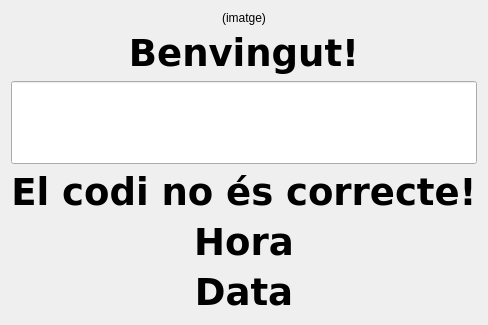
This is maindialog.ui in acidburn0zzz/personal-qt as Qt 5 draws it before an edit. The edited form follows.
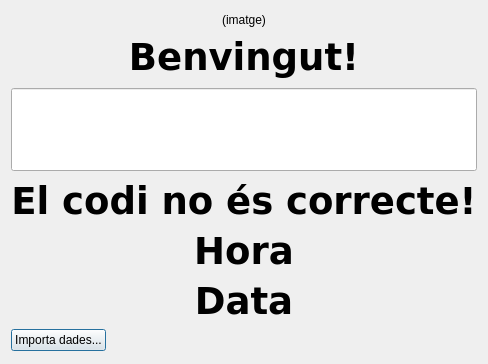
This is the edited form.

```diff
--- a/maindialog.ui
+++ b/maindialog.ui
@@ -6,8 +6,8 @@
    <rect>
     <x>0</x>
     <y>0</y>
-    <width>391</width>
-    <height>309</height>
+    <width>482</width>
+    <height>364</height>
    </rect>
   </property>
   <property name="windowTitle">
@@ -175,6 +175,19 @@
      </property>
     </widget>
    </item>
+   <item>
+    <widget class="QPushButton" name="importButton">
+     <property name="sizePolicy">
+      <sizepolicy hsizetype="Fixed" vsizetype="Fixed">
+       <horstretch>0</horstretch>
+       <verstretch>0</verstretch>
+      </sizepolicy>
+     </property>
+     <property name="text">
+      <string>Importa dades...</string>
+     </property>
+    </widget>
+   </item>
    <item>
     <spacer name="verticalSpacer_2">
      <property name="orientation">
```
